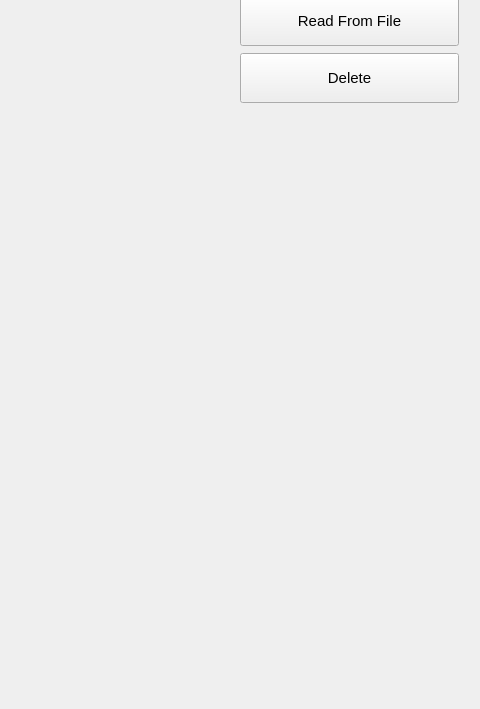
Above: hallbench/gui/ui/databasewidget.ui from lnls-ima/hall-bench-control before the change; both pictures show x 716 to 1196 and y 122 to 831 of the 1196 by 831 pixel window. Below: the same form after it.
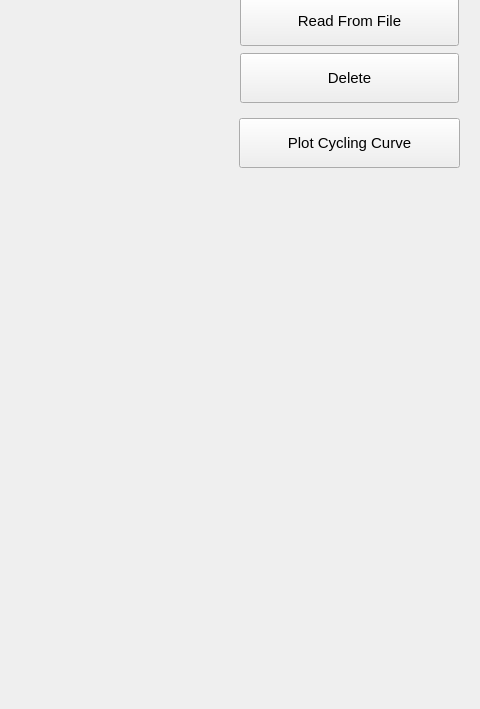
That is the form after the change. The open tabs and pages were chosen to show the change. Icons and pictures are not drawn.

Commit message: Adding cycling curve database table

Patch:
```diff
--- a/hallbench/gui/ui/databasewidget.ui
+++ b/hallbench/gui/ui/databasewidget.ui
@@ -471,6 +471,55 @@
          </item>
         </layout>
        </widget>
+       <widget class="QWidget" name="pg_cycling">
+        <layout class="QGridLayout" name="gridLayout">
+         <item row="0" column="0">
+          <widget class="QPushButton" name="pbt_cycling">
+           <property name="enabled">
+            <bool>true</bool>
+           </property>
+           <property name="minimumSize">
+            <size>
+             <width>0</width>
+             <height>50</height>
+            </size>
+           </property>
+           <property name="font">
+            <font>
+             <weight>50</weight>
+             <bold>false</bold>
+            </font>
+           </property>
+           <property name="text">
+            <string>Plot Cycling Curve</string>
+           </property>
+           <property name="icon">
+            <iconset>
+             <normaloff>../../resources/img/search.svg</normaloff>../../resources/img/search.svg</iconset>
+           </property>
+           <property name="iconSize">
+            <size>
+             <width>24</width>
+             <height>24</height>
+            </size>
+           </property>
+          </widget>
+         </item>
+         <item row="1" column="0">
+          <spacer name="verticalSpacer">
+           <property name="orientation">
+            <enum>Qt::Vertical</enum>
+           </property>
+           <property name="sizeHint" stdset="0">
+            <size>
+             <width>20</width>
+             <height>40</height>
+            </size>
+           </property>
+          </spacer>
+         </item>
+        </layout>
+       </widget>
       </widget>
      </item>
     </layout>
```
The commit also changes 12 other files.
